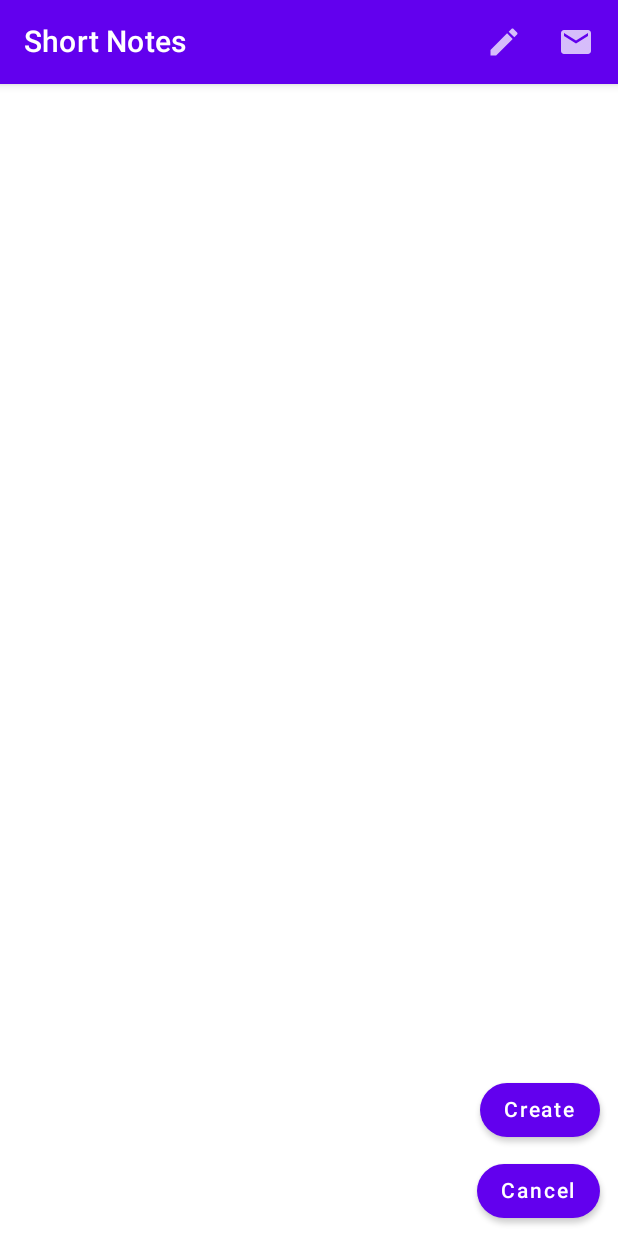
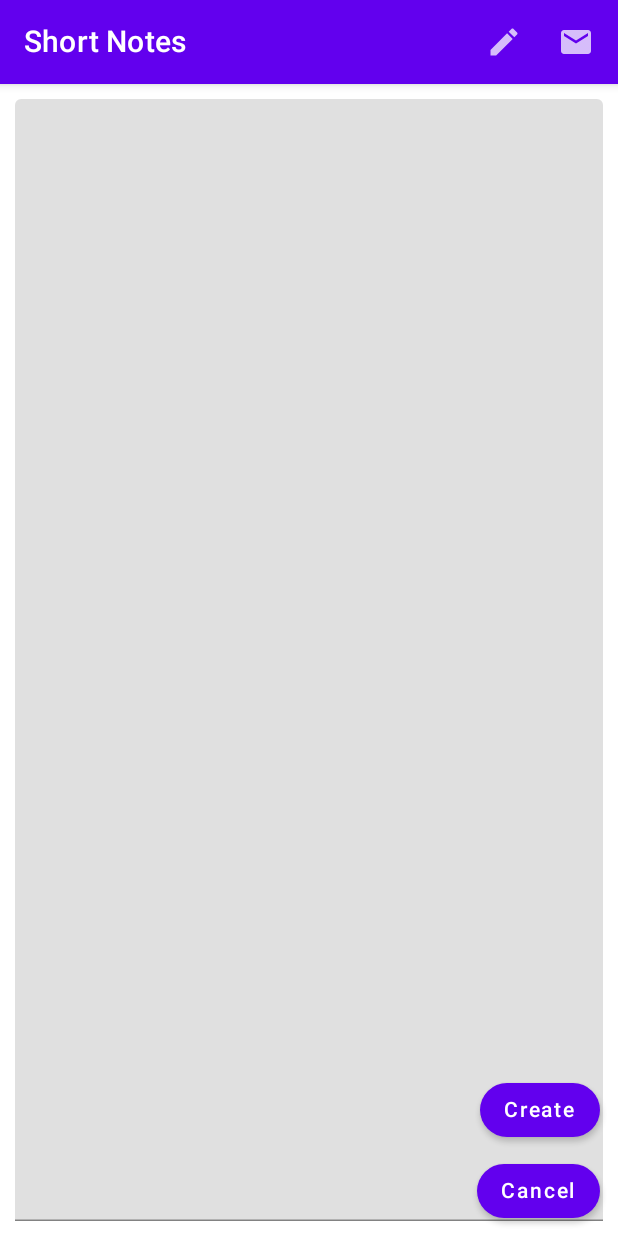
Before and after one commit to irushenkas/ShortNotes, an Android app built with Jetpack Compose: the new screen opened through its navigation route, on a phone screen of 412 x 824 dp. Run offline under Robolectric (Android 15) with nearby library versions, the phone set to English and light mode, and no system bars; our stand-ins replace Dagger/Hilt's generated code.

Commit message:
bugfix padding and black colour at text field

```diff
--- a/app/src/main/java/com/example/shortnotes/component/MainActivity.kt
+++ b/app/src/main/java/com/example/shortnotes/component/MainActivity.kt
@@ -5,7 +5,6 @@ import androidx.activity.ComponentActivity
 import androidx.activity.compose.setContent
 import androidx.activity.viewModels
 import androidx.compose.foundation.layout.*
-import androidx.compose.foundation.text.BasicTextField
 import androidx.compose.material.*
 import androidx.compose.runtime.*
 import androidx.compose.ui.Alignment
@@ -13,6 +12,7 @@ import androidx.compose.ui.Modifier
 import com.example.shortnotes.ui.theme.ShortNotesTheme
 import androidx.compose.ui.platform.LocalContext
 import androidx.compose.ui.res.stringResource
+import androidx.compose.ui.unit.dp
 import androidx.navigation.compose.NavHost
 import androidx.navigation.compose.composable
 import androidx.navigation.compose.rememberNavController
@@ -119,7 +119,16 @@ class MainActivity : ComponentActivity() {
                     })
             },
             content = { padding ->
-                BasicTextField(
+
+                Column(
+                    modifier = Modifier
+                        .fillMaxWidth()
+                        .fillMaxHeight()
+                        .padding(all = 10.dp),
+                    horizontalAlignment = Alignment.Start,
+                    verticalArrangement = Arrangement.Top,
+                ) {
+                    TextField(
                         value = text,
                         onValueChange = {
                             text = it
@@ -127,7 +136,7 @@ class MainActivity : ComponentActivity() {
                         modifier = Modifier
                             .fillMaxSize()
                             .padding(padding))
-
+                }
                 Column(
                     modifier = Modifier
                         .fillMaxWidth()
```
Lines whose indentation alone changed are shown as unchanged.
